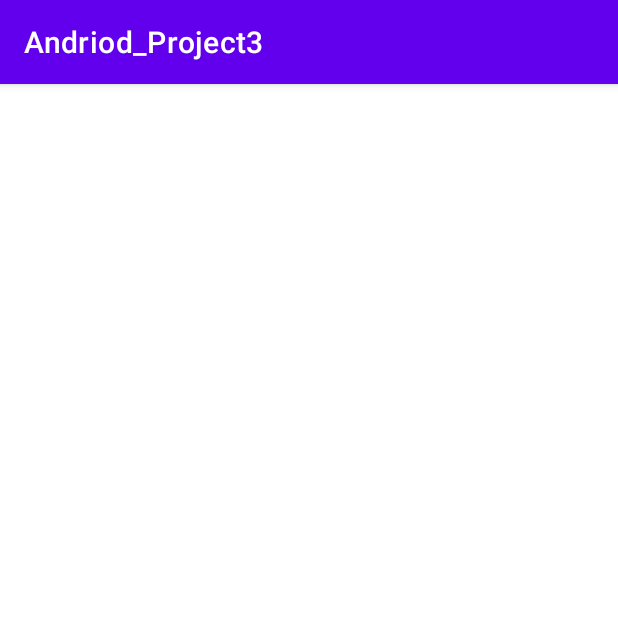
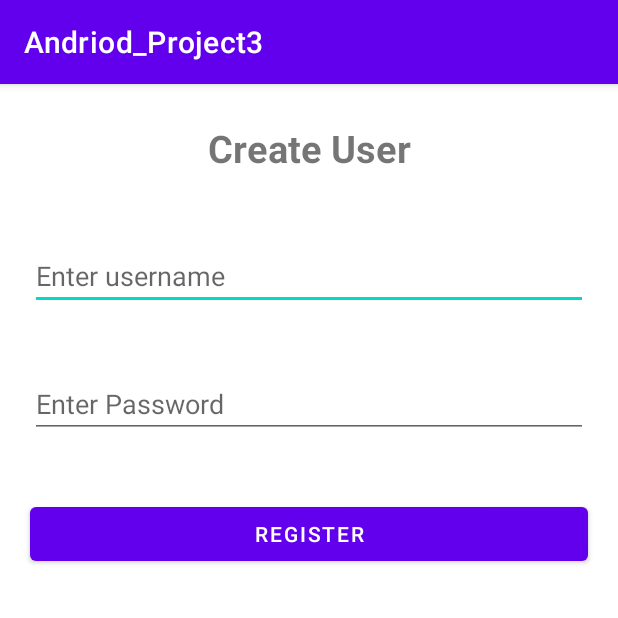
Before and after one commit to HernanGHernandez/CST438Project3, an Android app: the create_account screen opened directly, with no data from a screen before it, on a phone screen of 412 x 824 dp, the top half of it. Run offline under Robolectric (Android 15) with nearby library versions, the phone set to English and light mode, and no system bars.

Commit message:
tweaking and adding layout

```diff
--- a/Andriod_Project3/app/src/main/java/com/example/andriod_project3/MainActivity.java
+++ b/Andriod_Project3/app/src/main/java/com/example/andriod_project3/MainActivity.java
@@ -9,6 +9,6 @@ public class MainActivity extends AppCompatActivity {
     @Override
     protected void onCreate(Bundle savedInstanceState) {
         super.onCreate(savedInstanceState);
-        setContentView(R.layout.activity_main);
+        setContentView(R.layout.activity_login);
     }
 }
--- a/Andriod_Project3/app/src/main/java/com/example/andriod_project3/create_account.java
+++ b/Andriod_Project3/app/src/main/java/com/example/andriod_project3/create_account.java
@@ -3,9 +3,14 @@ package com.example.andriod_project3;
 import androidx.appcompat.app.AppCompatActivity;
 
 import android.os.Bundle;
+import android.widget.Button;
+import android.widget.EditText;
 
 public class create_account extends AppCompatActivity {
 
+    EditText username;
+    EditText password;
+    Button reg;
     @Override
     protected void onCreate(Bundle savedInstanceState) {
         super.onCreate(savedInstanceState);
--- a/Andriod_Project3/app/src/main/res/layout/activity_create_account.xml
+++ b/Andriod_Project3/app/src/main/res/layout/activity_create_account.xml
@@ -1,9 +1,47 @@
 <?xml version="1.0" encoding="utf-8"?>
-<androidx.constraintlayout.widget.ConstraintLayout xmlns:android="http://schemas.android.com/apk/res/android"
+<LinearLayout
+
+    xmlns:android="http://schemas.android.com/apk/res/android"
     xmlns:app="http://schemas.android.com/apk/res-auto"
     xmlns:tools="http://schemas.android.com/tools"
     android:layout_width="match_parent"
     android:layout_height="match_parent"
-    tools:context=".create_account">
+    tools:context=".create_account"
+    android:orientation="vertical">
 
-</androidx.constraintlayout.widget.ConstraintLayout>
+
+    <TextView
+        android:layout_width="match_parent"
+        android:layout_height="wrap_content"
+        android:text="Create User"
+        android:textStyle="bold"
+        android:textSize="25dp"
+        android:textAlignment="center"
+        android:layout_margin="25dp"/>
+
+
+    <EditText
+        android:layout_width="match_parent"
+        android:layout_height="wrap_content"
+        android:layout_margin="20dp"
+        android:hint="Enter username"
+        android:id="@+id/username"/>
+
+    <EditText
+        android:layout_width="match_parent"
+        android:layout_height="wrap_content"
+        android:inputType="textPassword"
+        android:layout_margin="20dp"
+        android:hint="Enter Password"
+        android:id="@+id/password"/>
+
+    <Button
+        android:id="@+id/reg"
+        android:layout_width="match_parent"
+        android:layout_height="wrap_content"
+        android:layout_below="@+id/RegPassword"
+        android:text="Register"
+        android:layout_centerHorizontal="true"
+        android:layout_margin="20dp"/>
+
+</LinearLayout>
```
